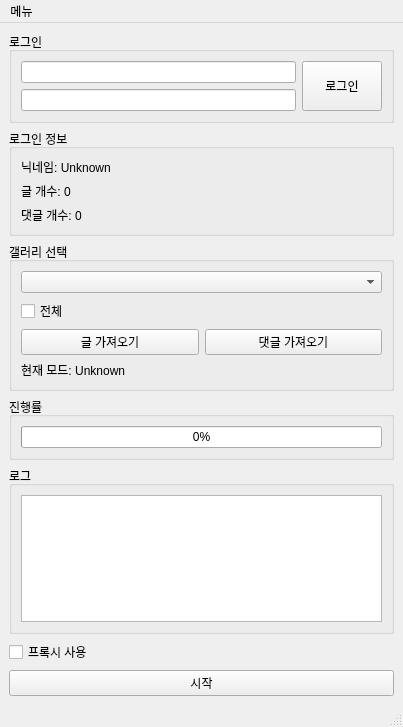
This is dcinside_cleaner/gui/resources/ui/ui_main_window.ui in dlcjsdltlq/dcinside-cleaner as Qt 5 draws it before an edit. The edited form follows.
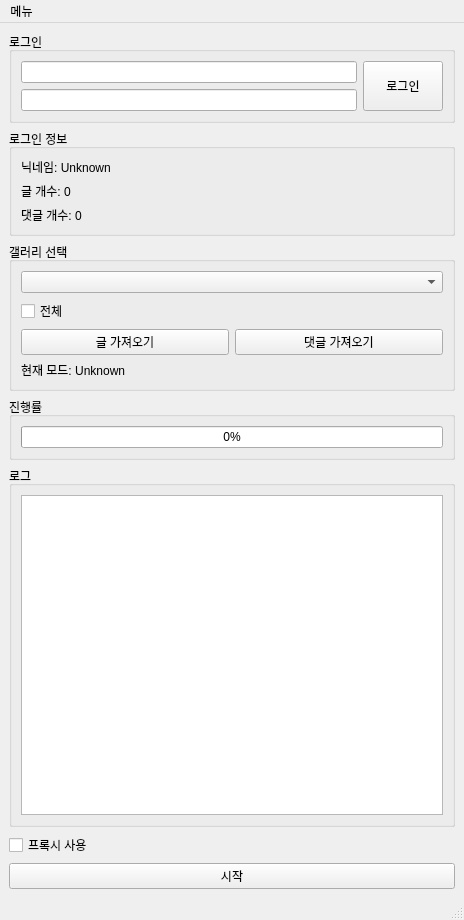
This is the edited form.

Diff of the .ui file:
```diff
--- a/dcinside_cleaner/gui/resources/ui/ui_main_window.ui
+++ b/dcinside_cleaner/gui/resources/ui/ui_main_window.ui
@@ -6,8 +6,8 @@
    <rect>
     <x>0</x>
     <y>0</y>
-    <width>403</width>
-    <height>727</height>
+    <width>464</width>
+    <height>920</height>
    </rect>
   </property>
   <property name="windowTitle">
@@ -203,7 +203,7 @@
     <rect>
      <x>0</x>
      <y>0</y>
-     <width>403</width>
+     <width>464</width>
      <height>26</height>
     </rect>
    </property>
```
